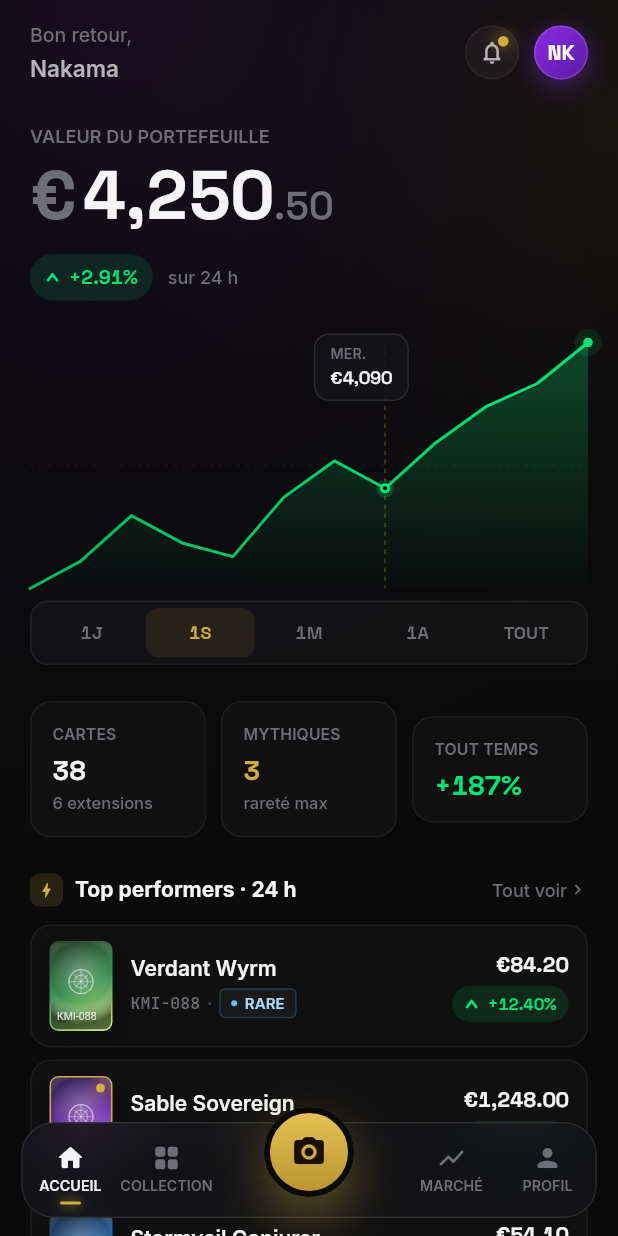
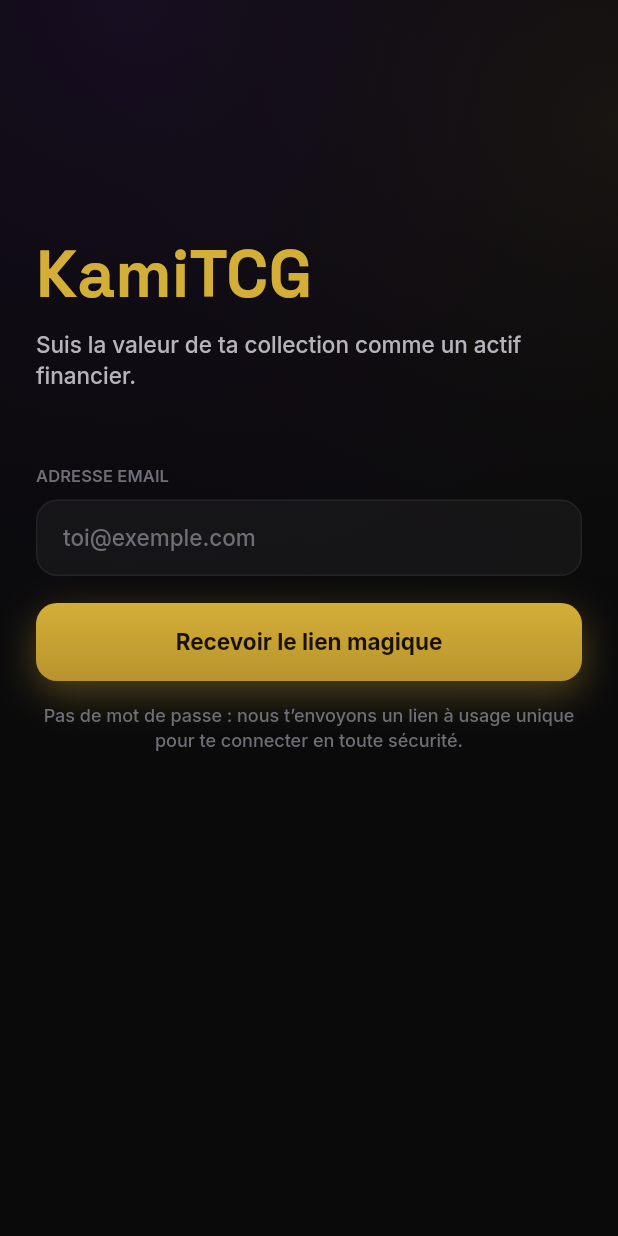
Before and after one commit to Gojoooo7/kamitcg, a Flutter app: the screen it shows after launch, on a phone screen of 412 x 824 dp. Run offline on Flutter 3.47's test engine with Material 3 defaults, Android fonts, the phone set to English and light mode, and no system bars; our stand-ins replace flutter_dotenv, flutter_riverpod, flutter_secure_storage, google_fonts, supabase_flutter; accounts and stored records are empty.

Commit message:
feat: implement Supabase magic link authentication with secure storage and login UI

```diff
--- a/lib/core/constants/strings.dart
+++ b/lib/core/constants/strings.dart
@@ -82,6 +82,24 @@ class Strings {
   static const String navMarket = 'Marché';
   static const String navProfile = 'Profil';
 
+  // Auth ─────────────────────────────────────────────────────────────
+  static const String authTitle = 'KamiTCG';
+  static const String authTagline =
+      'Suis la valeur de ta collection comme un actif financier.';
+  static const String authEmailLabel = 'Adresse email';
+  static const String authEmailPlaceholder = 'toi@exemple.com';
+  static const String authEmailInvalid = 'Adresse email invalide';
+  static const String authSendMagicLink = 'Recevoir le lien magique';
+  static const String authSendingMagicLink = 'Envoi en cours…';
+  static String authMagicLinkSent(String email) =>
+      'Lien envoyé à $email — vérifie ta boîte mail.';
+  static const String authMagicLinkResend = 'Renvoyer';
+  static const String authMagicLinkHint =
+      'Pas de mot de passe : nous t’envoyons un lien à usage unique pour te connecter en toute sécurité.';
+  static const String authError =
+      'Impossible d’envoyer le lien. Réessaie dans un instant.';
+  static const String authSignOut = 'Se déconnecter';
+
   // Placeholders ─────────────────────────────────────────────────────
   static const String marketTitle = 'Marché';
   static const String marketSubtitle =
--- /dev/null
+++ b/lib/core/router/app_root.dart
@@ -0,0 +1,52 @@
+import 'package:flutter/material.dart';
+import 'package:flutter_riverpod/flutter_riverpod.dart';
+
+import '../../features/auth/presentation/auth_providers.dart';
+import '../../features/auth/presentation/login_screen.dart';
+import '../../features/portfolio/presentation/home_shell.dart';
+import '../theme/app_colors.dart';
+
+/// Garde de routes racine — bascule entre [LoginScreen] et [HomeShell] selon
+/// l'état d'auth Supabase. Pendant la restoration de session (au démarrage),
+/// affiche un splash minimal pour éviter le flash login → home.
+class AppRoot extends ConsumerWidget {
+  const AppRoot({super.key});
+
+  @override
+  Widget build(BuildContext context, WidgetRef ref) {
+    final authState = ref.watch(authStateProvider);
+
+    return authState.when(
+      // Le stream d'auth émet immédiatement la session restaurée (ou null).
+      // Tant qu'il n'a rien émis, on est en bootstrap → splash.
+      loading: _Splash.new,
+      error: (_, _) => const LoginScreen(),
+      data: (_) {
+        final session = ref.watch(currentSessionProvider);
+        if (session == null) return const LoginScreen();
+        return const HomeShell();
+      },
+    );
+  }
+}
+
+class _Splash extends StatelessWidget {
+  const _Splash();
+
+  @override
+  Widget build(BuildContext context) {
+    return const ColoredBox(
+      color: AppColors.bg0,
+      child: Center(
+        child: SizedBox(
+          width: 28,
+          height: 28,
+          child: CircularProgressIndicator(
+            strokeWidth: 2,
+            valueColor: AlwaysStoppedAnimation(AppColors.gold),
+          ),
+        ),
+      ),
+    );
+  }
+}
--- /dev/null
+++ b/lib/features/auth/presentation/auth_providers.dart
@@ -0,0 +1,24 @@
+import 'package:flutter_riverpod/flutter_riverpod.dart';
+import 'package:supabase_flutter/supabase_flutter.dart';
+
+import '../data/auth_repository.dart';
+
+/// Repository d'auth — singleton via Riverpod.
+final authRepositoryProvider = Provider<AuthRepository>((ref) {
+  return AuthRepository();
+});
+
+/// Stream d'évènements d'auth (Supabase). Émet à chaque sign-in / sign-out /
+/// refresh de token.
+final authStateProvider = StreamProvider<AuthState>((ref) {
+  return ref.watch(authRepositoryProvider).onAuthStateChange;
+});
+
+/// Session courante. Recompute à chaque event d'auth.
+/// `null` = non connecté, non `null` = connecté.
+final currentSessionProvider = Provider<Session?>((ref) {
+  // On `watch` authStateProvider pour invalider à chaque event,
+  // mais on lit la session via le repo (source de vérité).
+  ref.watch(authStateProvider);
+  return ref.watch(authRepositoryProvider).currentSession;
+});
--- /dev/null
+++ b/lib/features/auth/presentation/login_screen.dart
@@ -0,0 +1,366 @@
+import 'package:flutter/material.dart';
+import 'package:flutter/services.dart';
+import 'package:flutter_riverpod/flutter_riverpod.dart';
+import 'package:supabase_flutter/supabase_flutter.dart' show AuthException;
+
+import '../../../core/constants/strings.dart';
+import '../../../core/theme/app_colors.dart';
+import '../../../core/theme/app_typography.dart';
+import 'auth_providers.dart';
+
+/// Phase de l'envoi du magic link.
+enum _LinkPhase { idle, sending, sent, error }
+
+class LoginScreen extends ConsumerStatefulWidget {
+  const LoginScreen({super.key});
+
+  @override
+  ConsumerState<LoginScreen> createState() => _LoginScreenState();
+}
+
+class _LoginScreenState extends ConsumerState<LoginScreen> {
+  final _emailCtl = TextEditingController();
+  final _formKey = GlobalKey<FormState>();
+  _LinkPhase _phase = _LinkPhase.idle;
+  String? _lastEmail;
+  String? _errorMessage;
+
+  static final _emailRegex = RegExp(r'^[^@\s]+@[^@\s]+\.[^@\s]+$');
+
+  @override
+  void dispose() {
+    _emailCtl.dispose();
+    super.dispose();
+  }
+
+  Future<void> _send() async {
+    if (!(_formKey.currentState?.validate() ?? false)) return;
+    final email = _emailCtl.text.trim();
+    setState(() {
+      _phase = _LinkPhase.sending;
+      _errorMessage = null;
+    });
+    try {
+      await ref.read(authRepositoryProvider).sendMagicLink(email);
+      if (!mounted) return;
+      HapticFeedback.lightImpact();
+      setState(() {
+        _phase = _LinkPhase.sent;
+        _lastEmail = email;
+      });
+    } on AuthException catch (e) {
+      if (!mounted) return;
+      setState(() {
+        _phase = _LinkPhase.error;
+        _errorMessage = e.message;
+      });
+    } catch (_) {
+      if (!mounted) return;
+      setState(() {
+        _phase = _LinkPhase.error;
+        _errorMessage = Strings.authError;
+      });
+    }
+  }
+
+  @override
+  Widget build(BuildContext context) {
+    return Scaffold(
+      backgroundColor: AppColors.bg0,
+      body: Stack(
+        children: [
+          // Halos cohérents avec le HomeShell
+          const Positioned.fill(
+            child: DecoratedBox(
+              decoration: BoxDecoration(
+                gradient: RadialGradient(
+                  center: Alignment(-0.6, -1.0),
+                  radius: 1.4,
+                  colors: [Color(0x1A8A2BE2), Colors.transparent],
+                  stops: [0, 1],
+                ),
+              ),
+            ),
+          ),
+          const Positioned.fill(
+            child: DecoratedBox(
+              decoration: BoxDecoration(
+                gradient: RadialGradient(
+                  center: Alignment(1.0, -0.8),
+                  radius: 1.0,
+                  colors: [Color(0x10D4AF37), Colors.transparent],
+                  stops: [0, 1],
+                ),
+              ),
+            ),
+          ),
+          SafeArea(
+            child: Padding(
+              padding: const EdgeInsets.symmetric(horizontal: 24),
+              child: Form(
+                key: _formKey,
+                child: Column(
+                  crossAxisAlignment: CrossAxisAlignment.stretch,
+                  children: [
+                    const Spacer(),
+                    _BrandBlock(),
+                    const SizedBox(height: 48),
+                    if (_phase == _LinkPhase.sent)
+                      _SentBlock(
+                        email: _lastEmail ?? '',
+                        onResend: () {
+                          setState(() => _phase = _LinkPhase.idle);
+                        },
+                      )
+                    else
+                      _FormBlock(
+                        controller: _emailCtl,
+                        sending: _phase == _LinkPhase.sending,
+                        errorMessage: _phase == _LinkPhase.error
+                            ? (_errorMessage ?? Strings.authError)
+                            : null,
+                        validator: (v) {
+                          final value = v?.trim() ?? '';
+                          if (value.isEmpty || !_emailRegex.hasMatch(value)) {
+                            return Strings.authEmailInvalid;
+                          }
+                          return null;
+                        },
+                        onSubmit: _send,
+                      ),
+                    const Spacer(flex: 2),
+                  ],
+                ),
+              ),
+            ),
+          ),
+        ],
+      ),
+    );
+  }
+}
+
+class _BrandBlock extends StatelessWidget {
+  @override
+  Widget build(BuildContext context) {
+    return Column(
+      crossAxisAlignment: CrossAxisAlignment.start,
+      children: [
+        Text(
+          Strings.authTitle,
+          style: AppTypography.num(
+            size: 44,
+            weight: FontWeight.w700,
+            color: AppColors.gold,
+            letterSpacing: -0.03,
+            height: 1,
+          ),
+        ),
+        const SizedBox(height: 14),
+        Text(
+          Strings.authTagline,
+          style: AppTypography.inter(
+            size: 15,
+            weight: FontWeight.w500,
+            color: AppColors.text1,
+            height: 1.4,
+          ),
+        ),
+      ],
+    );
+  }
+}
+
+class _FormBlock extends StatelessWidget {
+  const _FormBlock({
+    required this.controller,
+    required this.sending,
+    required this.errorMessage,
+    required this.validator,
+    required this.onSubmit,
+  });
+
+  final TextEditingController controller;
+  final bool sending;
+  final String? errorMessage;
+  final FormFieldValidator<String> validator;
+  final VoidCallback onSubmit;
+
+  @override
+  Widget build(BuildContext context) {
+    return Column(
+      crossAxisAlignment: CrossAxisAlignment.stretch,
+      children: [
+        Text(
+          Strings.authEmailLabel.toUpperCase(),
+          style: AppTypography.eyebrow(size: 11),
+        ),
+        const SizedBox(height: 8),
+        TextFormField(
+          controller: controller,
+          enabled: !sending,
+          keyboardType: TextInputType.emailAddress,
+          autocorrect: false,
+          autofillHints: const [AutofillHints.email],
+          textInputAction: TextInputAction.send,
+          onFieldSubmitted: (_) => onSubmit(),
+          validator: validator,
+          style: AppTypography.inter(size: 15, color: AppColors.text0),
+          decoration: InputDecoration(
+            hintText: Strings.authEmailPlaceholder,
+            hintStyle: AppTypography.inter(size: 15, color: AppColors.text2),
+            filled: true,
+            fillColor: const Color(0x0AFFFFFF),
+            contentPadding:
+                const EdgeInsets.symmetric(horizontal: 14, vertical: 14),
+            border: OutlineInputBorder(
+              borderRadius: BorderRadius.circular(14),
+              borderSide: const BorderSide(color: AppColors.line),
+            ),
+            enabledBorder: OutlineInputBorder(
+              borderRadius: BorderRadius.circular(14),
+              borderSide: const BorderSide(color: AppColors.line),
+            ),
+            focusedBorder: OutlineInputBorder(
+              borderRadius: BorderRadius.circular(14),
+              borderSide: const BorderSide(color: AppColors.gold),
+            ),
+            errorBorder: OutlineInputBorder(
+              borderRadius: BorderRadius.circular(14),
+              borderSide: const BorderSide(color: AppColors.down),
+            ),
+            focusedErrorBorder: OutlineInputBorder(
+              borderRadius: BorderRadius.circular(14),
+              borderSide: const BorderSide(color: AppColors.down),
+            ),
+            errorStyle: AppTypography.inter(size: 12, color: AppColors.down),
+          ),
+        ),
+        if (errorMessage != null) ...[
+          const SizedBox(height: 10),
+          Text(
+            errorMessage!,
+            style: AppTypography.inter(size: 12.5, color: AppColors.down),
+          ),
+        ],
+        const SizedBox(height: 18),
+        SizedBox(
+          height: 52,
+          child: DecoratedBox(
+            decoration: BoxDecoration(
+              borderRadius: BorderRadius.circular(14),
+              gradient: const LinearGradient(
+                begin: Alignment.topCenter,
+                end: Alignment.bottomCenter,
+                colors: [AppColors.gold, AppColors.goldDark],
+              ),
+              boxShadow: [
+                BoxShadow(
+                  color: AppColors.gold.withAlpha(0x59),
+                  blurRadius: 22,
+                  offset: const Offset(0, 8),
+                ),
+              ],
+            ),
+            child: Material(
+              color: Colors.transparent,
+              child: InkWell(
+                borderRadius: BorderRadius.circular(14),
+                onTap: sending ? null : onSubmit,
+                child: Center(
+                  child: sending
+                      ? const SizedBox(
+                          width: 22,
+                          height: 22,
+                          child: CircularProgressIndicator(
+                            strokeWidth: 2,
+                            valueColor:
+                                AlwaysStoppedAnimation(Color(0xFF191100)),
+                          ),
+                        )
+                      : Text(
+                          Strings.authSendMagicLink,
+                          style: AppTypography.inter(
+                            size: 15,
+                            weight: FontWeight.w700,
+                            color: const Color(0xFF191100),
+                          ),
+                        ),
+                ),
+              ),
+            ),
+          ),
+        ),
+        const SizedBox(height: 14),
+        Text(
+          Strings.authMagicLinkHint,
+          textAlign: TextAlign.center,
+          style: AppTypography.inter(
+            size: 12,
+            color: AppColors.text2,
+            height: 1.4,
+          ),
+        ),
+      ],
+    );
+  }
+}
+
+class _SentBlock extends StatelessWidget {
+  const _SentBlock({required this.email, required this.onResend});
+
+  final String email;
+  final VoidCallback onResend;
+
+  @override
+  Widget build(BuildContext context) {
+    return Column(
+      crossAxisAlignment: CrossAxisAlignment.stretch,
+      children: [
+        Container(
+          padding: const EdgeInsets.all(20),
+          decoration: BoxDecoration(
+            color: AppColors.goldSoft,
+            borderRadius: BorderRadius.circular(14),
+            border: Border.all(color: AppColors.gold.withAlpha(0x59)),
+          ),
+          child: Row(
+            crossAxisAlignment: CrossAxisAlignment.start,
+            children: [
+              const Icon(Icons.mark_email_read_rounded,
+                  size: 22, color: AppColors.gold),
+              const SizedBox(width: 12),
+              Expanded(
+                child: Text(
+                  Strings.authMagicLinkSent(email),
+                  style: AppTypography.inter(
+                    size: 14,
+                    color: AppColors.text0,
+                    height: 1.4,
+                    weight: FontWeight.w500,
+                  ),
+                ),
+              ),
+            ],
+          ),
+        ),
+        const SizedBox(height: 16),
+        TextButton(
+          onPressed: onResend,
+          style: TextButton.styleFrom(
+            foregroundColor: AppColors.gold,
+            padding: const EdgeInsets.symmetric(vertical: 14),
+          ),
+          child: Text(
+            Strings.authMagicLinkResend,
+            style: AppTypography.inter(
+              size: 14,
+              weight: FontWeight.w600,
+              color: AppColors.gold,
+            ),
+          ),
+        ),
+      ],
+    );
+  }
+}
--- a/lib/main.dart
+++ b/lib/main.dart
@@ -3,12 +3,14 @@ import 'package:flutter/services.dart';
 import 'package:flutter_dotenv/flutter_dotenv.dart';
 import 'package:flutter_riverpod/flutter_riverpod.dart';
 
+import 'core/router/app_root.dart';
+import 'core/supabase/supabase_init.dart';
 import 'core/theme/app_theme.dart';
-import 'features/portfolio/presentation/home_shell.dart';
 
 Future<void> main() async {
   WidgetsFlutterBinding.ensureInitialized();
   await dotenv.load();
+  await initSupabase();
   await SystemChrome.setPreferredOrientations(<DeviceOrientation>[
     DeviceOrientation.portraitUp,
   ]);
@@ -26,7 +28,7 @@ class KamiTcgApp extends StatelessWidget {
       themeMode: ThemeMode.dark,
       theme: AppTheme.dark(),
       darkTheme: AppTheme.dark(),
-      home: const HomeShell(),
+      home: const AppRoot(),
     );
   }
 }
```
Also changed, not shown: lib/core/supabase/secure_storage.dart (added, +68 -0 lines), lib/core/supabase/supabase_init.dart (added, +34 -0 lines), lib/features/auth/data/auth_repository.dart (added, +37 -0 lines), 4 other files.
